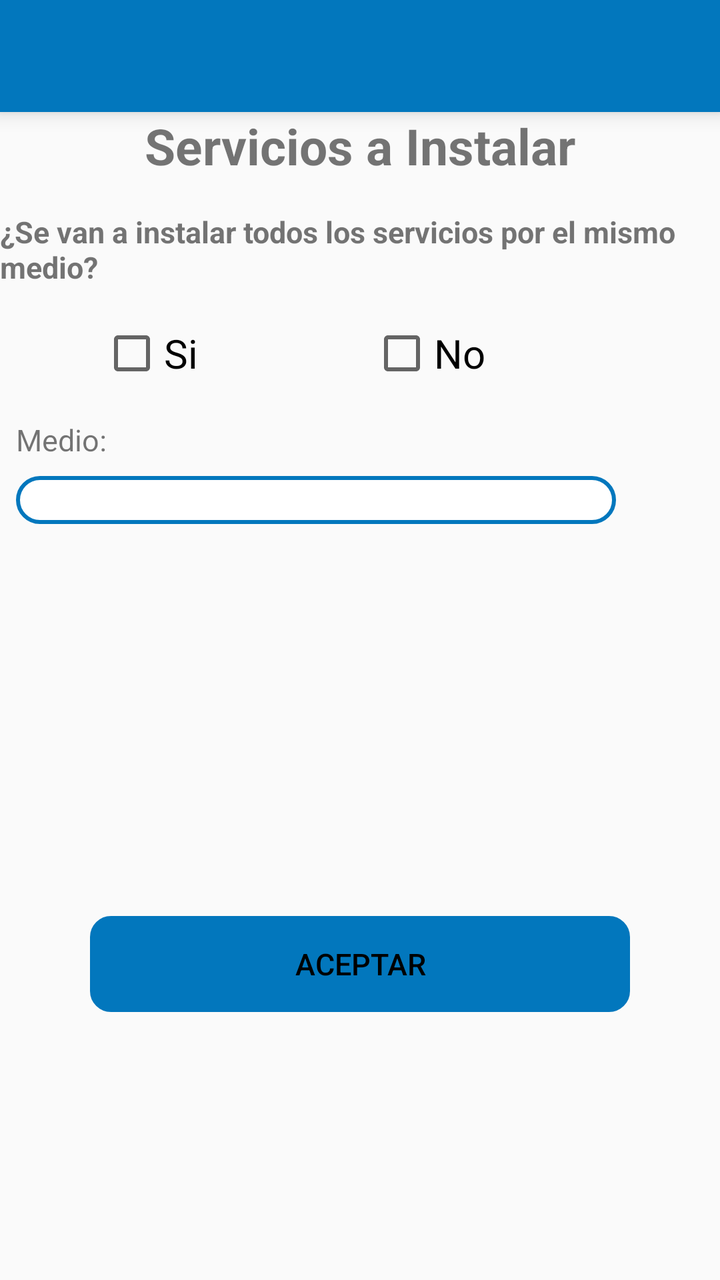
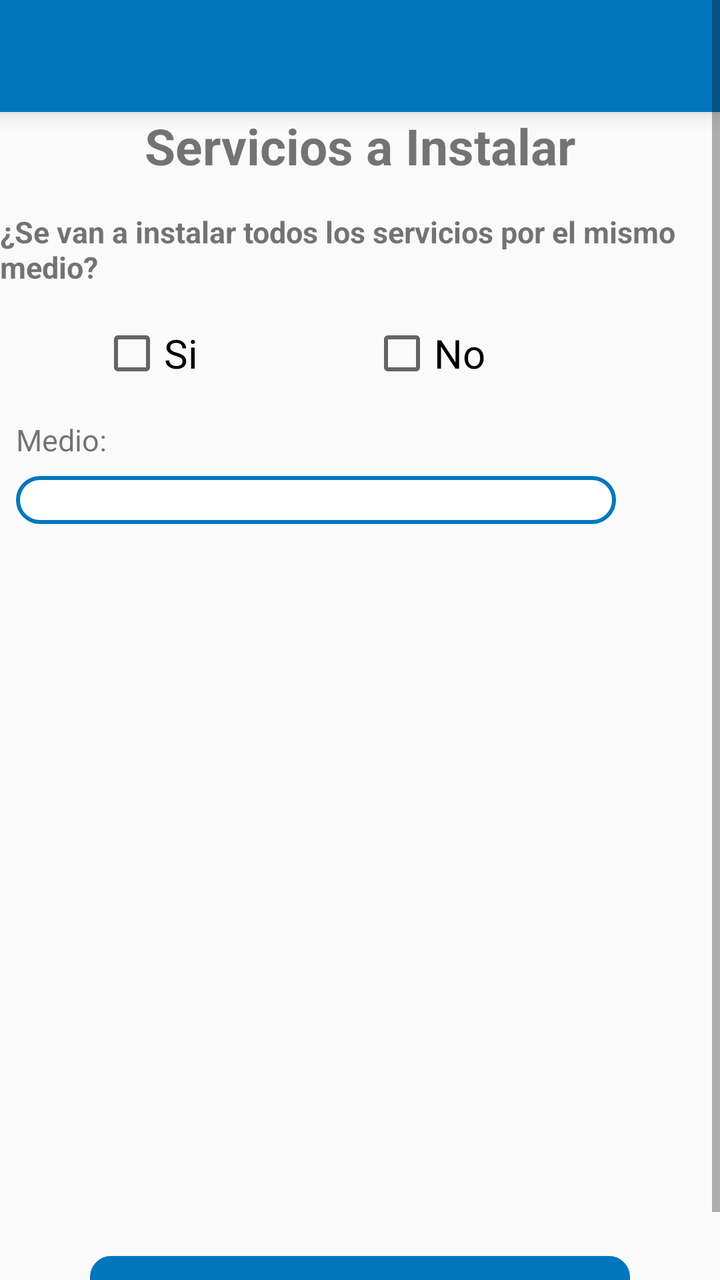

Two renders of the same Android screen: before a commit and after it. Below are the layout's source before the change and the commit's diff.
<!-- AndroidManifest.xml: application theme AppTheme -->
<!-- res/layout/activity_serviciosinstalar.xml -->
<?xml version="1.0" encoding="utf-8"?>
<ScrollView xmlns:app="http://schemas.android.com/apk/res-auto"
    xmlns:tools="http://schemas.android.com/tools"
    android:layout_width="match_parent"
    android:layout_height="match_parent"
    xmlns:android="http://schemas.android.com/apk/res/android" >

    <android.support.constraint.ConstraintLayout
        android:layout_width="match_parent"
        android:layout_height="match_parent">
        <include
            android:id="@+id/includeServicios"
            layout="@layout/toolbar"
            android:textSize="@dimen/mediano"
            ></include>

        <TextView
            android:id="@+id/textView4"
            android:layout_width="wrap_content"
            android:layout_height="wrap_content"
            android:layout_centerHorizontal="true"
            android:text="@string/serviciosInstalar"
            android:textSize="@dimen/titulos"
            android:textStyle="bold"
            app:layout_constraintEnd_toEndOf="parent"
            app:layout_constraintStart_toStartOf="parent"
            app:layout_constraintTop_toBottomOf="@+id/includeServicios" />

        <android.support.constraint.ConstraintLayout
            android:id="@+id/constraintLayout5"
            android:layout_width="wrap_content"
            android:layout_height="wrap_content"
            android:layout_marginTop="16dp"
            app:layout_constraintEnd_toEndOf="parent"
            app:layout_constraintStart_toStartOf="parent"
            app:layout_constraintTop_toBottomOf="@+id/textView4">

            <TextView
                android:id="@+id/textView5"
                android:layout_width="wrap_content"
                android:layout_height="wrap_content"
                android:layout_centerHorizontal="true"
                android:text="¿Se van a instalar todos los servicios por el mismo medio?"
                android:textSize="@dimen/mediano"
                android:textStyle="bold"
                app:layout_constraintEnd_toEndOf="parent"
                app:layout_constraintStart_toStartOf="parent"
                app:layout_constraintTop_toTopOf="parent" />

            <CheckBox
                android:id="@+id/todosMediosSi"
                android:layout_width="50dp"
                android:layout_height="50dp"
                android:layout_marginStart="50dp"
                android:layout_marginTop="8dp"
                android:text="Si"
                android:textSize="20dp"
                app:layout_constraintStart_toStartOf="parent"
                app:layout_constraintTop_toBottomOf="@+id/textView5" />

            <CheckBox
                android:id="@+id/todosMediosNo"
                android:layout_width="60dp"
                android:layout_height="50dp"
                android:layout_marginStart="70dp"
                android:layout_marginTop="8dp"
                android:layout_marginEnd="100dp"
                android:text="No"
                android:textSize="20dp"
                app:layout_constraintEnd_toEndOf="parent"
                app:layout_constraintStart_toEndOf="@+id/todosMediosSi"
                app:layout_constraintTop_toBottomOf="@+id/textView5" />

            <TextView
                android:id="@+id/textView26"
                android:layout_width="wrap_content"
                android:layout_height="wrap_content"
                android:layout_alignParentTop="true"
                android:layout_marginStart="8dp"
                android:layout_marginTop="8dp"
                android:text="@string/medio"
                android:textSize="@dimen/mediano"
                app:layout_constraintStart_toStartOf="parent"
                app:layout_constraintTop_toBottomOf="@+id/todosMediosSi" />

            <Spinner
                android:id="@+id/spinnerMedio"
                android:layout_width="300dp"
                android:layout_height="@dimen/spinnerA"
                android:layout_alignParentTop="true"
                android:layout_marginStart="8dp"
                android:layout_marginTop="8dp"
                android:background="@drawable/disenio_spinner"
                app:layout_constraintStart_toStartOf="parent"
                app:layout_constraintTop_toBottomOf="@+id/textView26" />

        </android.support.constraint.ConstraintLayout>

        <ListView
            android:id="@+id/Asignacion"
            android:layout_width="match_parent"
            android:layout_height="180dp"
            android:layout_below="@+id/textView4"
            android:layout_marginTop="8dp"
            android:orientation="horizontal"
            android:scrollbars="none"
            app:layout_constraintEnd_toEndOf="parent"
            app:layout_constraintHorizontal_bias="0.0"
            app:layout_constraintStart_toStartOf="parent"
            app:layout_constraintTop_toBottomOf="@+id/constraintLayout5" />


        <Button
            android:id="@+id/aceptarAsignacion"
            android:layout_width="@dimen/botonGrandeL"
            android:layout_height="wrap_content"
            android:layout_below="@+id/Asignacion"
            android:layout_centerHorizontal="true"
            android:layout_marginTop="8dp"
            android:background="@drawable/boton"
            android:backgroundTint="@color/colorPrimary"
            android:enabled="false"
            android:text="@string/aceptar"
            android:textColor="#000"
            android:textSize="@dimen/mediano"
            app:layout_constraintEnd_toEndOf="parent"
            app:layout_constraintStart_toStartOf="parent"
            app:layout_constraintTop_toBottomOf="@+id/Asignacion" />


    </android.support.constraint.ConstraintLayout>
</ScrollView>
<!-- res/layout/toolbar.xml (included above) -->
<?xml version="1.0" encoding="utf-8"?>
<android.support.v7.widget.Toolbar xmlns:android="http://schemas.android.com/apk/res/android"
    android:layout_width="match_parent"
    android:layout_height="?attr/actionBarSize"
    xmlns:app="http://schemas.android.com/apk/res-auto"
    android:background="@color/colorPrimary"
    android:elevation="6dp"
    android:theme="@style/ThemeOverlay.AppCompat.Dark.ActionBar"
    app:popupTheme="@style/ThemeOverlay.AppCompat.Light"/>
<!-- resources referenced by this layout -->
<resources>
  <color name="colorPrimary">#0277BD</color>
  <dimen name="botonGrandeL">270dp</dimen>
  <dimen name="mediano">15dp</dimen>
  <dimen name="spinnerA">24dp</dimen>
  <dimen name="titulos">25dp</dimen>
  <!-- drawable boton (drawable) -->
  <?xml version="1.0" encoding="utf-8"?>
      <shape xmlns:android="http://schemas.android.com/apk/res/android" android:shape="rectangle">
          <stroke  android:width="1dp"/>
          <corners android:radius="10dp"/>
  
  
      </shape>
  <!-- drawable disenio_spinner (drawable) -->
  <?xml version="1.0" encoding="utf-8"?>
  <selector xmlns:android="http://schemas.android.com/apk/res/android">
          <item>
              <shape>
                  <solid
                      android:color="@color/fondoBlanco">
                  </solid>
  
                  <corners android:radius="15dp" />
  
                  <padding
                      android:bottom="1dp"
                      android:left="2dp"
                      android:right="10dp"
                      android:top="1dp" />
                  <stroke
                      android:width="2dp"
                      android:color="@color/colorPrimary"/>
              </shape>
          </item>
  </selector>
  <string name="aceptar">Aceptar</string>
  <string name="medio">Medio:</string>
  <string name="serviciosInstalar">Servicios a Instalar</string>
  <style name="AppTheme" parent="Theme.AppCompat.Light.DarkActionBar">
          
          <item name="colorPrimary">@color/colorPrimary</item>
          <item name="colorPrimaryDark">@color/colorPrimaryDark</item>
          <item name="colorAccent">@color/colorAccent</item>
          <item name="android:colorForeground">@android:color/background_dark</item>
      </style>
  <color name="fondoBlanco">#fff</color>
  <color name="colorPrimaryDark">#004C8C</color>
  <color name="colorAccent">#0000FF</color>
</resources>

<!-- the commit's change to res/layout/activity_serviciosinstalar.xml (unified diff, before → after) -->
@@ -99,11 +99,10 @@
         <ListView
             android:id="@+id/Asignacion"
             android:layout_width="match_parent"
-            android:layout_height="180dp"
+            android:layout_height="350dp"
             android:layout_below="@+id/textView4"
             android:layout_marginTop="8dp"
             android:orientation="horizontal"
-            android:scrollbars="none"
             app:layout_constraintEnd_toEndOf="parent"
             app:layout_constraintHorizontal_bias="0.0"
             app:layout_constraintStart_toStartOf="parent"
